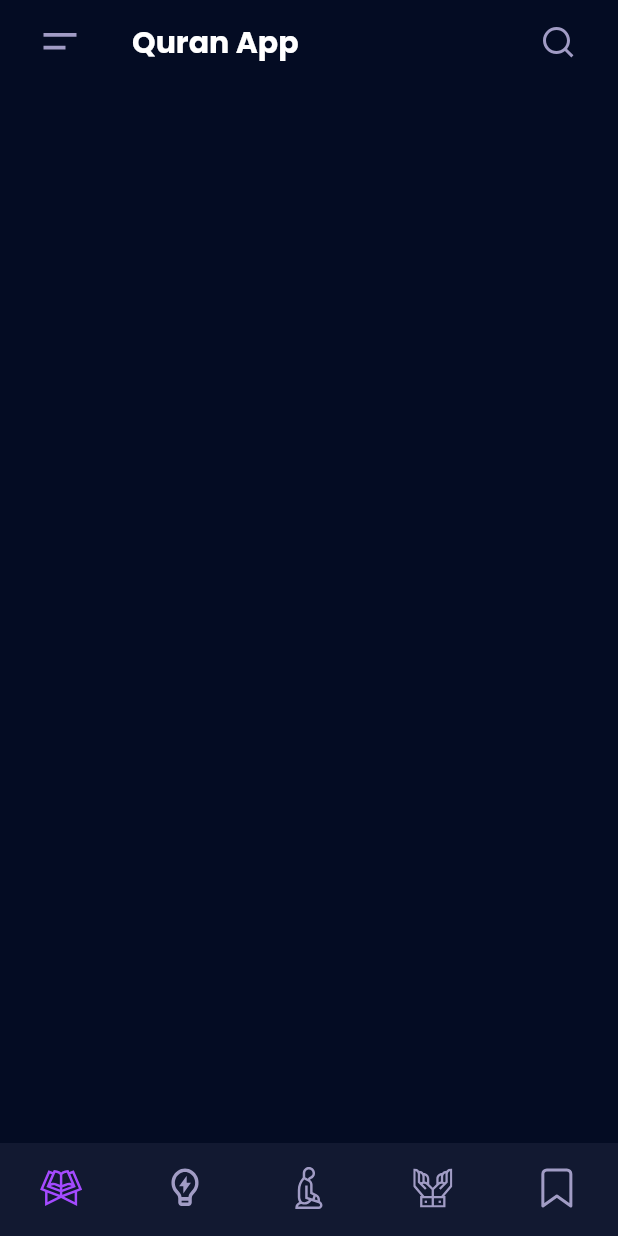
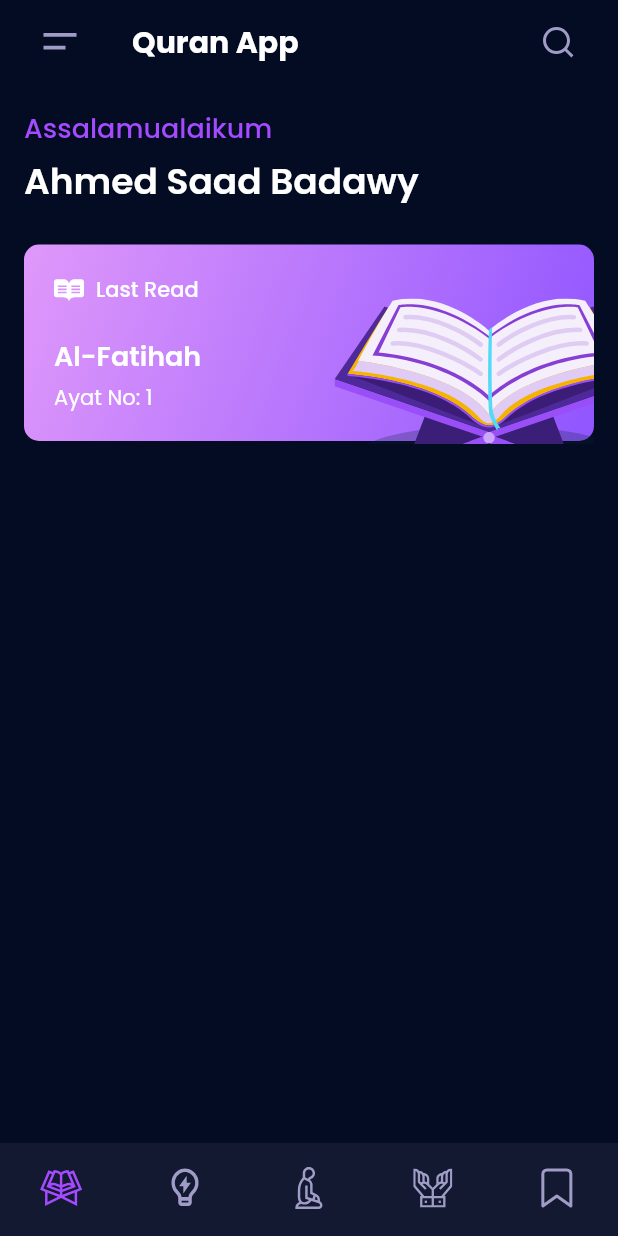
Before and after one commit to ahmedsaadbadawy/holy_quran_app, a Flutter app: the MyHomeView screen opened directly, on a phone screen of 412 x 824 dp. Run offline on Flutter 3.47's test engine with Material 2 defaults, Android fonts, the phone set to English and light mode, and no system bars; our stand-ins replace flutter_svg, google_fonts.

Commit message:
finish Greetings ui

```diff
--- a/lib/views/myhome_view.dart
+++ b/lib/views/myhome_view.dart
@@ -3,6 +3,7 @@ import 'package:flutter_svg/svg.dart';
 import 'package:google_fonts/google_fonts.dart';
 import 'package:quran_app/constants.dart';
 import '../widgets/bottom_navigation_bar.dart';
+import '../widgets/greetings.dart';
 
 class MyHomeView extends StatelessWidget {
   const MyHomeView({super.key});
@@ -10,9 +11,26 @@ class MyHomeView extends StatelessWidget {
   @override
   Widget build(BuildContext context) {
     return Scaffold(
-        backgroundColor: background,
-        appBar: AppBar(
-          backgroundColor: background,
+      backgroundColor: background,
+      appBar: customAppBar(),
+      bottomNavigationBar: const CustomBottomNavigationBar(),
+      body: DefaultTabController(
+        length: 4,
+        child: NestedScrollView(
+          headerSliverBuilder: (context, innerBoxIsScrolled) => [
+            const SliverToBoxAdapter(
+              child: Greetings(),
+            )
+          ],
+          body: const Center(),
+        ),
+      ),
+    );
+  }
+
+  AppBar customAppBar() {
+    return AppBar(
+      backgroundColor: background,
       elevation: 0,
       title: Row(
         children: [
@@ -33,14 +51,6 @@ class MyHomeView extends StatelessWidget {
         ],
       ),
       automaticallyImplyLeading: false,
-        ),
-        bottomNavigationBar: const CustomBottomNavigationBar(),
-        body: DefaultTabController(
-          length: 4,
-          child: NestedScrollView(
-            headerSliverBuilder: (context, innerBoxIsScrolled) => [],
-            body: const Center(),
-          ),
-        ));
+    );
   }
 }
--- /dev/null
+++ b/lib/widgets/greetings.dart
@@ -0,0 +1,42 @@
+import 'package:flutter/material.dart';
+import 'package:google_fonts/google_fonts.dart';
+
+import '../constants.dart';
+import 'last_read.dart';
+
+class Greetings extends StatelessWidget {
+  const Greetings({
+    super.key,
+  });
+
+  @override
+  Widget build(BuildContext context) {
+    return Padding(
+      padding: const EdgeInsets.all(16.0),
+      child: Column(
+        mainAxisAlignment: MainAxisAlignment.center,
+        crossAxisAlignment: CrossAxisAlignment.start,
+        children: [
+          Text(
+            'Assalamualaikum',
+            style: GoogleFonts.poppins(
+                color: primary,
+                fontSize: 18,
+                fontWeight: FontWeight.w500),
+          ),
+          const SizedBox(height: 4),
+          Text(
+            'Ahmed Saad Badawy',
+            style: GoogleFonts.poppins(
+              color: Colors.white,
+              fontSize: 24,
+              fontWeight: FontWeight.w600,
+            ),
+          ),
+          const SizedBox(height: 24),
+          const LastRead(),
+        ],
+      ),
+    );
+  }
+}
--- /dev/null
+++ b/lib/widgets/last_read.dart
@@ -0,0 +1,75 @@
+import 'package:flutter/material.dart';
+import 'package:flutter_svg/svg.dart';
+import 'package:google_fonts/google_fonts.dart';
+
+class LastRead extends StatelessWidget {
+  const LastRead({
+    super.key,
+  });
+
+  @override
+  Widget build(BuildContext context) {
+    return Stack(
+      children: [
+        Container(
+          width: MediaQuery.of(context).size.width,
+          height: 131,
+          decoration: BoxDecoration(
+            borderRadius: BorderRadius.circular(10),
+            gradient: const LinearGradient(
+              begin: Alignment.topLeft,
+              end: Alignment.bottomRight,
+              stops: [0, .6, 1],
+              colors: [
+                Color(0xFFDF98FA),
+                Color(0xFFB070FD),
+                Color(0xFF9055FF)
+              ],
+            ),
+          ),
+        ),
+        Positioned(
+          bottom: 0,
+          right: 0,
+          child: SvgPicture.asset('assets/svgs/quran.svg'),
+        ),
+        Padding(
+          padding: const EdgeInsets.all(20),
+          child: Column(
+            crossAxisAlignment: CrossAxisAlignment.start,
+            children: [
+              Row(
+                children: [
+                  SvgPicture.asset('assets/svgs/book.svg'),
+                  const SizedBox(
+                    width: 8,
+                  ),
+                  Text(
+                    'Last Read',
+                    style: GoogleFonts.poppins(
+                        color: Colors.white,
+                        fontWeight: FontWeight.w500),
+                  ),
+                ],
+              ),
+              const SizedBox(height: 20),
+              Text(
+                'Al-Fatihah',
+                style: GoogleFonts.poppins(
+                  color: Colors.white,
+                  fontSize: 18,
+                  fontWeight: FontWeight.w600,
+                ),
+              ),
+              const SizedBox(height: 4),
+              Text(
+                'Ayat No: 1',
+                style: GoogleFonts.poppins(color: Colors.white),
+              ),
+            ],
+          ),
+        )
+      ],
+    );
+  }
+}
```
